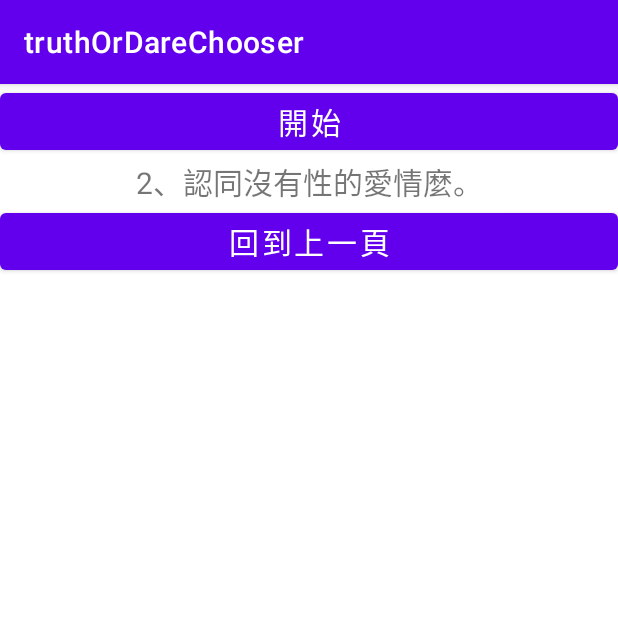
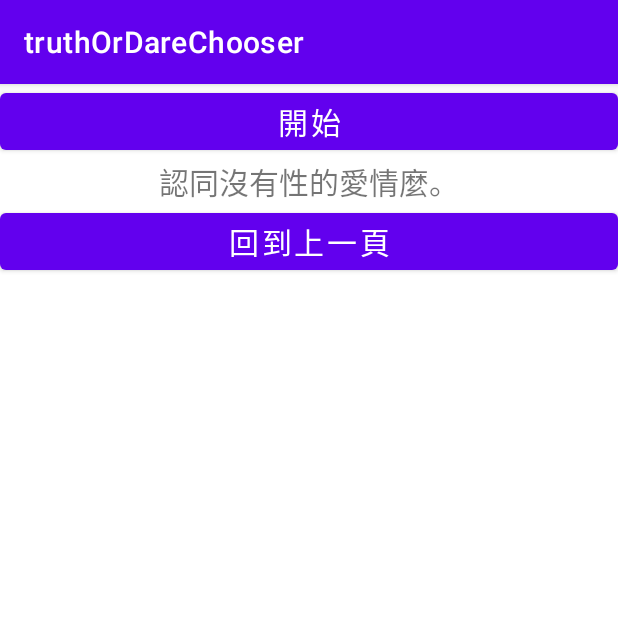
Before and after one commit to tolinlaws/truthOrDareChooser, an Android app: the Truth screen opened directly, with no data from a screen before it, after a tap on "開始", on a phone screen of 412 x 824 dp, the top half of it. Run offline under Robolectric (Android 15) with nearby library versions, the phone set to English and light mode, and no system bars.

Commit message:
change trust to truth

```diff
--- a/app/src/main/AndroidManifest.xml
+++ b/app/src/main/AndroidManifest.xml
@@ -13,7 +13,7 @@
             android:name=".Dare"
             android:exported="false" />
         <activity
-            android:name=".Trust"
+            android:name=".Truth"
             android:exported="false" />
         <activity
             android:name=".MainActivity"
--- a/app/src/main/java/finalProject/teamSeven/truthordarechooser/MainActivity.kt
+++ b/app/src/main/java/finalProject/teamSeven/truthordarechooser/MainActivity.kt
@@ -43,14 +43,14 @@ class MainActivity : AppCompatActivity() {
         val builder=AlertDialog.Builder(this@MainActivity)
         builder.setTitle("測試測試")
             .setMessage("真心話 or 大冒險")
-            .setPositiveButton("真心話"){_, _ -> trust() }
+            .setPositiveButton("真心話"){_, _ -> truth() }
             .setNegativeButton("大冒險"){_, _ -> dare() }
             .show()
     }
-    fun trust(){
+    fun truth(){
         val intent = Intent()
         intent.setClass(this@MainActivity,
-            Trust::class.java)
+            Truth::class.java)
         startActivity(intent)
     }
     fun dare(){
--- a/app/src/main/java/finalProject/teamSeven/truthordarechooser/Trust.kt
+++ b/app/src/main/java/finalProject/teamSeven/truthordarechooser/Truth.kt
@@ -6,21 +6,21 @@ import android.widget.Button
 import android.widget.TextView
 import kotlin.random.Random
 
-class Trust : AppCompatActivity() {
-    val question=arrayOf("1、我在你眼裡什麼樣?",
-        "2、認同沒有性的愛情麼。",
-        "3、你做過最羞恥的一件事是?",
-        "4、談過幾次戀愛?",
-        "5、第一個喜歡的異性叫什麼名字?",
-        "6、用一句話概括自己(20個字以內)",
-        "7、你覺得自我最鬱悶的外號是什麼。",
-        "8、哪位長輩曾經你給了你比較大的影響?具體說說。",
-        "9、兄弟姐妹和男/女兄弟姐妹那個重要",
-        "10、他/她們身上什麼特質吸引你?")
+class Truth : AppCompatActivity() {
+    val question=arrayOf("我在你眼裡什麼樣?",
+        "認同沒有性的愛情麼。",
+        "你做過最羞恥的一件事是?",
+        "談過幾次戀愛?",
+        "第一個喜歡的異性叫什麼名字?",
+        "用一句話概括自己(20個字以內)",
+        "你覺得自我最鬱悶的外號是什麼。",
+        "哪位長輩曾經你給了你比較大的影響?具體說說。",
+        "兄弟姐妹和男/女兄弟姐妹那個重要",
+        "他/她們身上什麼特質吸引你?")
     lateinit var text:TextView
     override fun onCreate(savedInstanceState: Bundle?) {
         super.onCreate(savedInstanceState)
-        setContentView(R.layout.activity_trust)
+        setContentView(R.layout.activity_truth)
         val submit_T:Button= findViewById(R.id.submit)
         submit_T.setOnClickListener{show_question()}
         text=findViewById(R.id.result)
--- a/app/src/main/res/layout/activity_trust.xml
+++ b/app/src/main/res/layout/activity_truth.xml
@@ -4,7 +4,7 @@
     xmlns:tools="http://schemas.android.com/tools"
     android:layout_width="match_parent"
     android:layout_height="match_parent"
-    tools:context=".Trust">
+    tools:context=".Truth">
     <LinearLayout
         android:orientation="vertical"
         android:layout_width="match_parent"
--- a/build.gradle
+++ b/build.gradle
@@ -1,7 +1,7 @@
 // Top-level build file where you can add configuration options common to all sub-projects/modules.
 plugins {
-    id 'com.android.application' version '7.2.0' apply false
-    id 'com.android.library' version '7.2.0' apply false
+    id 'com.android.application' version '7.2.1' apply false
+    id 'com.android.library' version '7.2.1' apply false
     id 'org.jetbrains.kotlin.android' version '1.6.20' apply false
 }
 
```
Also changed, not shown: app/src/main/java/finalProject/teamSeven/truthordarechooser/Dare.kt (+10 -10 lines).
